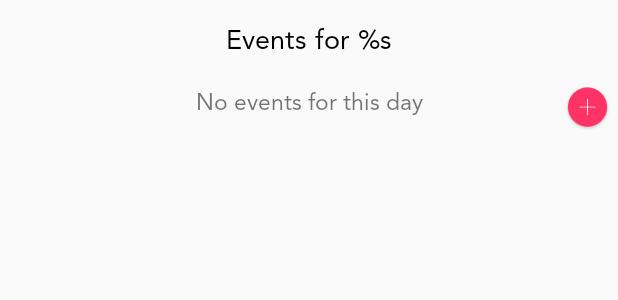
After one commit to professional-lalit/EnLife, an Android app: the layout dialog_bottom_events.xml on its own in the app's theme, with its tools: preview values and no code run, on a phone screen of 412 x 824 dp. The commit adds this screen. Shown: the top 300 px of the screen. Run offline under Robolectric (Android 15) with nearby library versions, the phone set to English and light mode, and no system bars.

Commit message:
event list added in bottom sheet dialog

```diff
--- a/app/src/main/java/com/enlife/app/database/tables/EventContract.java
+++ b/app/src/main/java/com/enlife/app/database/tables/EventContract.java
@@ -18,7 +18,7 @@ public class EventContract {
                 EventEntry.COLUMN_EVENT_REPEAT_MODE + " VARCHAR(20)," +
                 EventEntry.COLUMN_EVENT_FROM_TIME + " VARCHAR(10)," +
                 EventEntry.COLUMN_EVENT_TO_TIME + " VARCHAR(10)," +
-                EventEntry.COLUMN_EVENT_DATE + " VARCHAR(10)," +
+                EventEntry.COLUMN_EVENT_DATE + " VARCHAR(20)," +
                 EventEntry.COLUMN_EVENT_IMAGE_PATH + " TEXT)";
     }
 
--- a/app/src/main/java/com/enlife/app/screens/home/fragments/home/HomeScreenContract.java
+++ b/app/src/main/java/com/enlife/app/screens/home/fragments/home/HomeScreenContract.java
@@ -1,5 +1,6 @@
 package com.enlife.app.screens.home.fragments.home;
 
+import com.enlife.app.database.models.Event;
 import com.enlife.app.models.CalendarDay;
 
 import java.util.Calendar;
@@ -13,6 +14,8 @@ public interface HomeScreenContract {
         void setMonthTitle(String monthTitle);
 
         void onDayUpdated(int position);
+
+        void onEventsFetched(List<Event> events);
     }
 
     interface PresenterContract {
@@ -23,5 +26,7 @@ public interface HomeScreenContract {
         void onPrevious();
 
         void onDaySelected(List<CalendarDay> calendarDays, CalendarDay selectedCalendarDay);
+
+        void fetchEventsForDay();
     }
 }
--- a/app/src/main/java/com/enlife/app/screens/home/fragments/home/CalendarDaysAdapter.java
+++ b/app/src/main/java/com/enlife/app/screens/home/fragments/home/calendar/CalendarDaysAdapter.java
@@ -1,4 +1,4 @@
-package com.enlife.app.screens.home.fragments.home;
+package com.enlife.app.screens.home.fragments.home.calendar;
 
 import android.view.LayoutInflater;
 import android.view.View;
--- a/app/src/main/java/com/enlife/app/screens/home/fragments/home/CalenderDayViewHolder.java
+++ b/app/src/main/java/com/enlife/app/screens/home/fragments/home/calendar/CalenderDayViewHolder.java
@@ -1,4 +1,4 @@
-package com.enlife.app.screens.home.fragments.home;
+package com.enlife.app.screens.home.fragments.home.calendar;
 
 import android.view.View;
 import android.widget.ImageView;
--- a/app/src/main/java/com/enlife/app/screens/home/fragments/home/DayClickListener.java
+++ b/app/src/main/java/com/enlife/app/screens/home/fragments/home/calendar/DayClickListener.java
@@ -1,4 +1,4 @@
-package com.enlife.app.screens.home.fragments.home;
+package com.enlife.app.screens.home.fragments.home.calendar;
 
 import com.enlife.app.models.CalendarDay;
 
--- a/app/src/main/java/com/enlife/app/utils/DateFormatter.java
+++ b/app/src/main/java/com/enlife/app/utils/DateFormatter.java
@@ -10,7 +10,9 @@ public class DateFormatter {
 
     public enum DateFormat {
         INDIAN_DATE_FORMAT("dd/MM/yyyy"),
+        MMM_dd_yyyy("MMM dd, yyyy"),
         SINGLE_DIGIT_DAY("d"),
+        HH_mm_a("HH:mm a"),
         SINGLE_DIGIT_MONTH("M"),
         FULL_NAME_MONTH("MMMM");
 
--- /dev/null
+++ b/app/src/main/res/layout/dialog_bottom_events.xml
@@ -0,0 +1,52 @@
+<?xml version="1.0" encoding="utf-8"?>
+<androidx.constraintlayout.widget.ConstraintLayout xmlns:android="http://schemas.android.com/apk/res/android"
+    xmlns:app="http://schemas.android.com/apk/res-auto"
+    android:layout_width="match_parent"
+    android:layout_height="wrap_content"
+    android:orientation="vertical">
+
+    <TextView
+        android:id="@+id/txt_dialog_title"
+        style="@style/BasicText"
+        android:layout_centerHorizontal="true"
+        android:layout_margin="@dimen/dimen_size_10"
+        android:text="@string/events_for"
+        android:textColor="@color/black"
+        android:textSize="@dimen/text_size_18"
+        app:layout_constraintEnd_toEndOf="parent"
+        app:layout_constraintStart_toStartOf="parent"
+        app:layout_constraintTop_toTopOf="parent" />
+
+    <androidx.recyclerview.widget.RecyclerView
+        android:id="@+id/recycler_events"
+        android:layout_width="match_parent"
+        android:layout_height="wrap_content"
+        android:layout_below="@+id/txt_dialog_title"
+        android:clipToPadding="false"
+        android:paddingBottom="@dimen/dimen_size_50"
+        app:layout_constraintEnd_toEndOf="parent"
+        app:layout_constraintStart_toStartOf="parent"
+        app:layout_constraintTop_toBottomOf="@+id/txt_dialog_title" />
+
+    <ImageView
+        android:layout_width="@dimen/dimen_size_30"
+        android:layout_height="@dimen/dimen_size_30"
+        android:layout_alignParentEnd="true"
+        android:layout_alignParentBottom="true"
+        android:layout_margin="@dimen/dimen_size_5"
+        android:elevation="1dp"
+        android:src="@drawable/add"
+        app:layout_constraintBottom_toBottomOf="parent"
+        app:layout_constraintEnd_toEndOf="parent" />
+
+    <TextView
+        android:id="@+id/txt_no_data"
+        style="@style/BasicText"
+        android:layout_centerInParent="true"
+        android:text="@string/no_events_for_this_day"
+        app:layout_constraintBottom_toBottomOf="parent"
+        app:layout_constraintEnd_toEndOf="parent"
+        app:layout_constraintStart_toStartOf="parent"
+        app:layout_constraintTop_toBottomOf="@+id/txt_dialog_title" />
+
+</androidx.constraintlayout.widget.ConstraintLayout>
--- a/app/src/main/res/values/strings.xml
+++ b/app/src/main/res/values/strings.xml
@@ -35,4 +35,6 @@
     <string name="thursday">THU</string>
     <string name="friday">FRI</string>
     <string name="sat">SAT</string>
+    <string name="events_for">Events for %s</string>
+    <string name="no_events_for_this_day">No events for this day</string>
 </resources>
```
Also changed, not shown: app/src/main/java/com/enlife/app/database/operators/EventDataOperator.java (+11 -4 lines), app/src/main/java/com/enlife/app/screens/home/dialog/EventsBottomContract.java (added, +16 -0 lines), app/src/main/java/com/enlife/app/screens/home/dialog/EventsBottomDialog.java (added, +87 -0 lines), app/src/main/java/com/enlife/app/screens/home/dialog/EventsBottomDialogPresenter.java (added, +24 -0 lines), app/src/main/java/com/enlife/app/screens/home/fragments/home/HomeFragment.java (+15 -3 lines), app/src/main/java/com/enlife/app/screens/home/fragments/home/HomeFragmentPresenter.java (+16 -0 lines), app/src/main/java/com/enlife/app/screens/home/fragments/home/events/EventAdapter.java (added, +40 -0 lines), app/src/main/java/com/enlife/app/screens/home/fragments/home/events/EventViewHolder.java (added, +47 -0 lines), app/src/main/res/layout/fragment_home.xml (+18 -5 lines), app/src/main/res/layout/item_event_list_layout.xml (added, +41 -0 lines).
